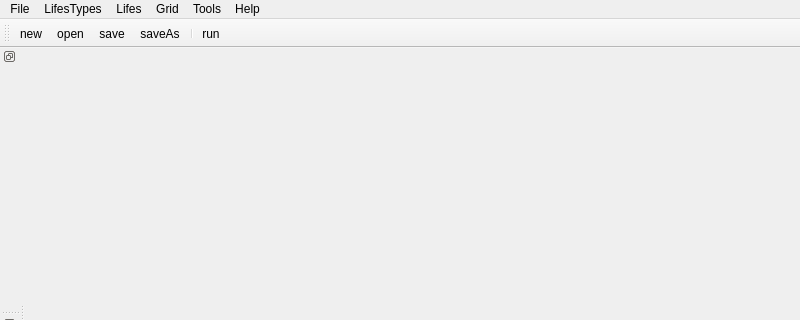
Above: widget/simmainwindow.ui from dridk/estel before the change; both pictures show x 0 to 800 and y 0 to 320 of the 800 by 600 pixel window. Below: the same form after it.
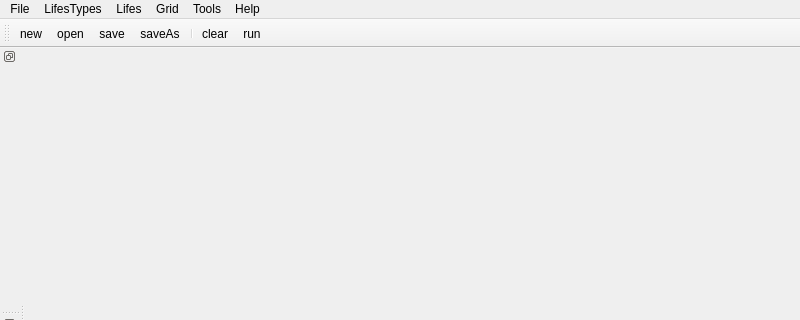
That is the form after the change. Icons and pictures are not drawn.

Commit message: add clear button

What changed in the file:
```diff
--- a/widget/simmainwindow.ui
+++ b/widget/simmainwindow.ui
@@ -86,6 +86,7 @@
    <addaction name="actionSave"/>
    <addaction name="actionSaveAs"/>
    <addaction name="separator"/>
+   <addaction name="actionClear"/>
    <addaction name="actionRun"/>
   </widget>
   <widget class="QDockWidget" name="dock1">
@@ -156,6 +157,11 @@
     <string>quit</string>
    </property>
   </action>
+  <action name="actionClear">
+   <property name="text">
+    <string>clear</string>
+   </property>
+  </action>
  </widget>
  <resources>
   <include location="../gfx/gfx.qrc"/>
```
Left out of the diff: 2 changed lines with no effect on the pictures. The commit also changes 2 other files.
